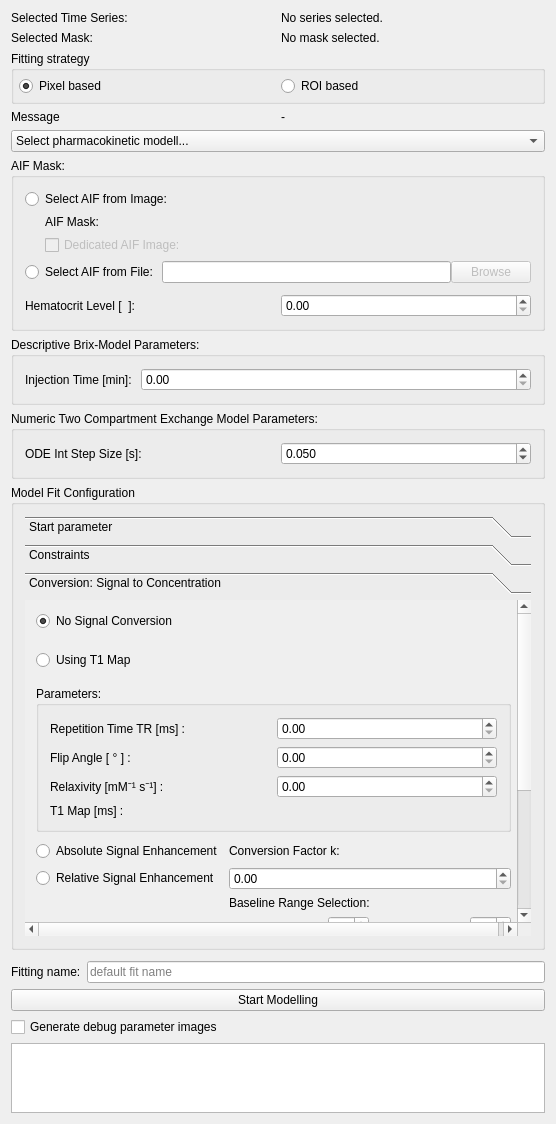
Qt form Plugins/org.mitk.gui.qt.pharmacokinetics.mri/src/internal/MRPerfusionViewControls.ui (MITK/MITK) before a commit.
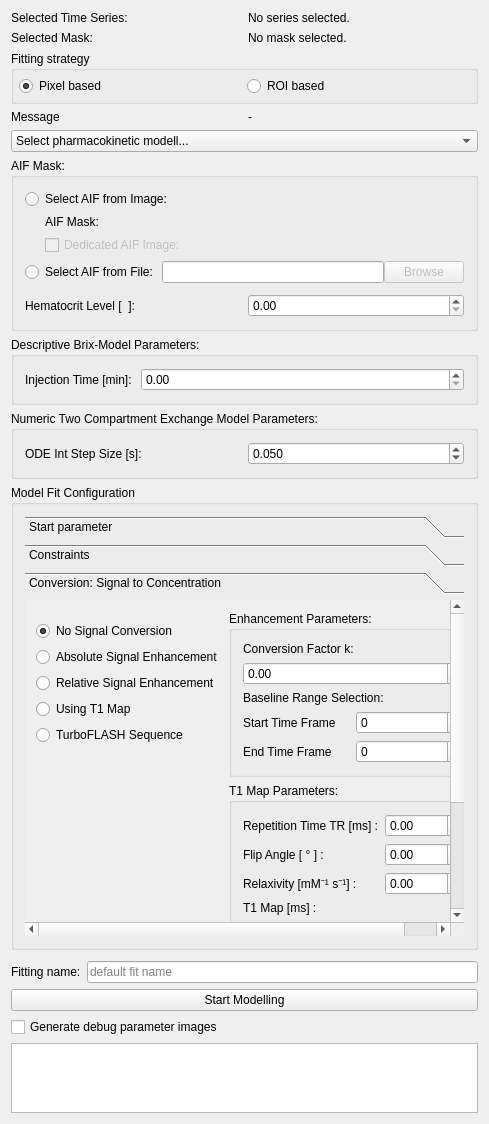
The same form after that commit. The open tabs and pages were chosen to show the change. Custom widgets are drawn as their Qt base class.

Commit message: Optimized parameter settings layout for contrast conversion

What changed in the file:
```diff
--- a/Plugins/org.mitk.gui.qt.pharmacokinetics.mri/src/internal/MRPerfusionViewControls.ui
+++ b/Plugins/org.mitk.gui.qt.pharmacokinetics.mri/src/internal/MRPerfusionViewControls.ui
@@ -6,7 +6,7 @@
    <rect>
     <x>0</x>
     <y>0</y>
-    <width>556</width>
+    <width>489</width>
     <height>1124</height>
    </rect>
   </property>
@@ -387,17 +387,19 @@
          <property name="geometry">
           <rect>
            <x>0</x>
-           <y>-108</y>
-           <width>516</width>
-           <height>452</height>
+           <y>-17</y>
+           <width>433</width>
+           <height>473</height>
           </rect>
          </property>
          <attribute name="label">
           <string>Conversion: Signal to Concentration</string>
          </attribute>
-         <layout class="QVBoxLayout" name="verticalLayout_8">
-          <property name="spacing">
-           <number>9</number>
+         <layout class="QHBoxLayout" name="horizontalLayout_8">
+          <item>
+           <layout class="QVBoxLayout" name="concentrationOptionsLayout">
+            <property name="topMargin">
+             <number>10</number>
           </property>
           <item>
            <widget class="QRadioButton" name="radioButtonNoConversion">
@@ -410,10 +412,19 @@
            </widget>
           </item>
           <item>
-           <layout class="QVBoxLayout" name="verticalLayout_4">
-            <property name="topMargin">
-             <number>10</number>
-            </property>
+             <widget class="QRadioButton" name="radioButton_absoluteEnhancement">
+              <property name="text">
+               <string>Absolute Signal Enhancement</string>
+              </property>
+             </widget>
+            </item>
+            <item>
+             <widget class="QRadioButton" name="radioButton_relativeEnchancement">
+              <property name="text">
+               <string>Relative Signal Enhancement</string>
+              </property>
+             </widget>
+            </item>
             <item>
              <widget class="QRadioButton" name="radioButtonUsingT1">
               <property name="text">
@@ -422,14 +433,86 @@
              </widget>
             </item>
             <item>
-             <layout class="QHBoxLayout" name="horizontalLayout_9">
-              <property name="topMargin">
-               <number>10</number>
+             <widget class="QRadioButton" name="radioButtonTurboFlash">
+              <property name="text">
+               <string>TurboFLASH Sequence</string>
               </property>
+             </widget>
+            </item>
+            <item>
+             <spacer name="verticalSpacer_2">
+              <property name="orientation">
+               <enum>Qt::Vertical</enum>
+              </property>
+              <property name="sizeHint" stdset="0">
+               <size>
+                <width>20</width>
+                <height>40</height>
+               </size>
+              </property>
+             </spacer>
+            </item>
+           </layout>
+          </item>
+          <item>
+           <layout class="QVBoxLayout" name="concentrationSettingsLayout">
+            <item>
+             <widget class="QGroupBox" name="groupBoxEnhancement">
+              <property name="title">
+               <string>Enhancement Parameters:</string>
+              </property>
+              <layout class="QVBoxLayout" name="verticalLayout_7">
+               <item>
+                <widget class="QLabel" name="label_Faktor">
+                 <property name="text">
+                  <string>Conversion Factor k:</string>
+                 </property>
+                </widget>
+               </item>
+               <item>
+                <widget class="QDoubleSpinBox" name="factorSpinBox"/>
+               </item>
+               <item>
+                <widget class="QLabel" name="label_baselineRange">
+                 <property name="text">
+                  <string>Baseline Range Selection:</string>
+                 </property>
+                 <property name="alignment">
+                  <set>Qt::AlignLeading|Qt::AlignLeft|Qt::AlignVCenter</set>
+                 </property>
+                </widget>
+               </item>
+               <item>
+                <layout class="QGridLayout" name="gridLayout_4">
+                 <item row="0" column="1">
+                  <widget class="QSpinBox" name="spinBox_baselineStartTimeStep"/>
+                 </item>
+                 <item row="0" column="0">
+                  <widget class="QLabel" name="label_baselineStartTimeStep">
+                   <property name="text">
+                    <string>Start Time Frame</string>
+                   </property>
+                  </widget>
+                 </item>
+                 <item row="1" column="0">
+                  <widget class="QLabel" name="label_baselineEndTimeStep">
+                   <property name="text">
+                    <string>End Time Frame</string>
+                   </property>
+                  </widget>
+                 </item>
+                 <item row="1" column="1">
+                  <widget class="QSpinBox" name="spinBox_baselineEndTimeStep"/>
+                 </item>
+                </layout>
+               </item>
+              </layout>
+             </widget>
+            </item>
               <item>
                <widget class="QGroupBox" name="groupBox_viaT1Map">
                 <property name="title">
-                 <string>Parameters:</string>
+               <string>T1 Map Parameters:</string>
                 </property>
                 <layout class="QGridLayout" name="gridLayout_5">
                  <item row="1" column="0">
@@ -479,98 +562,6 @@
                 </layout>
                </widget>
               </item>
-             </layout>
-            </item>
-           </layout>
-          </item>
-          <item>
-           <layout class="QGridLayout" name="gridLayout_4">
-            <property name="verticalSpacing">
-             <number>6</number>
-            </property>
-            <item row="2" column="1">
-             <widget class="QDoubleSpinBox" name="factorSpinBox"/>
-            </item>
-            <item row="1" column="1">
-             <widget class="QLabel" name="label_Faktor">
-              <property name="text">
-               <string>Conversion Factor k:</string>
-              </property>
-             </widget>
-            </item>
-            <item row="4" column="1">
-             <layout class="QHBoxLayout" name="horizontalLayout_14">
-              <item>
-               <widget class="QLabel" name="label_baselineStartTimeStep">
-                <property name="text">
-                 <string>Start Time Frame</string>
-                </property>
-               </widget>
-              </item>
-              <item>
-               <widget class="QSpinBox" name="spinBox_baselineStartTimeStep"/>
-              </item>
-              <item>
-               <widget class="QLabel" name="label_baselineEndTimeStep">
-                <property name="text">
-                 <string>End Time Frame</string>
-                </property>
-               </widget>
-              </item>
-              <item>
-               <widget class="QSpinBox" name="spinBox_baselineEndTimeStep"/>
-              </item>
-             </layout>
-            </item>
-            <item row="2" column="0">
-             <widget class="QRadioButton" name="radioButton_relativeEnchancement">
-              <property name="text">
-               <string>Relative Signal Enhancement</string>
-              </property>
-             </widget>
-            </item>
-            <item row="1" column="0">
-             <widget class="QRadioButton" name="radioButton_absoluteEnhancement">
-              <property name="text">
-               <string>Absolute Signal Enhancement</string>
-              </property>
-             </widget>
-            </item>
-            <item row="4" column="0">
-             <layout class="QHBoxLayout" name="horizontalLayout_10"/>
-            </item>
-            <item row="3" column="1">
-             <widget class="QLabel" name="label_baselineRange">
-              <property name="text">
-               <string>Baseline Range Selection:</string>
-              </property>
-              <property name="alignment">
-               <set>Qt::AlignLeading|Qt::AlignLeft|Qt::AlignVCenter</set>
-              </property>
-             </widget>
-            </item>
-           </layout>
-          </item>
-          <item>
-           <layout class="QVBoxLayout" name="verticalLayout_7">
-            <property name="spacing">
-             <number>2</number>
-            </property>
-            <item>
-             <widget class="QRadioButton" name="radioButtonTurboFlash">
-              <property name="text">
-               <string>TurboFLASH Sequence</string>
-              </property>
-             </widget>
-            </item>
-            <item>
-             <layout class="QHBoxLayout" name="horizontalLayout_8">
-              <property name="spacing">
-               <number>5</number>
-              </property>
-              <property name="leftMargin">
-               <number>20</number>
-              </property>
               <item>
                <widget class="QGroupBox" name="groupBoxTurboFlash">
                 <property name="enabled">
@@ -622,8 +613,6 @@
                  </item>
                 </layout>
                </widget>
-              </item>
-             </layout>
             </item>
            </layout>
           </item>
```
Left out of the diff: 34 changed lines with no effect on the pictures. Lines whose indentation alone changed are shown as unchanged. The commit also changes 1 other file.
